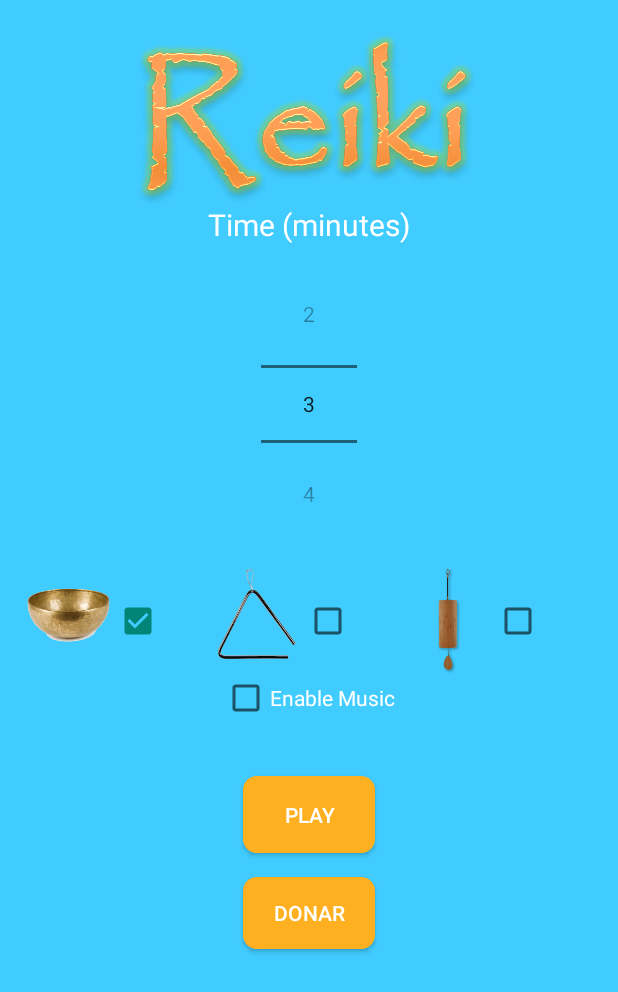
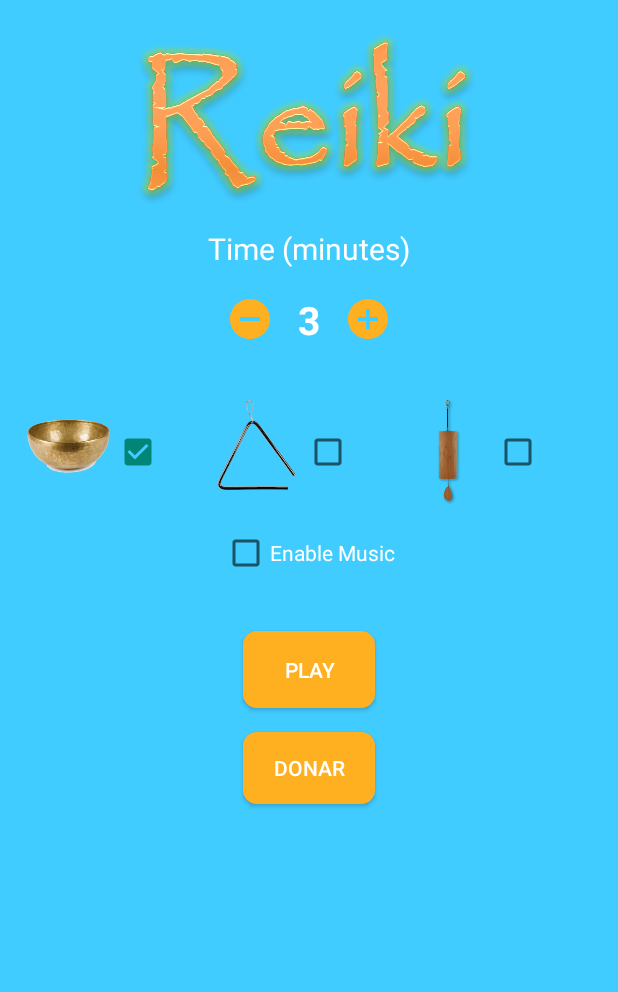
Before and after one commit to leandro4/ReikiSound, an Android app: the screen it shows after launch (MainActivity), on a phone screen of 412 x 824 dp. Shown: the top 992 px of the screen. Run offline under Robolectric (Android 15) with nearby library versions, the phone set to English and light mode, and no system bars; our stand-ins replace ButterKnife.

Commit message:
NumberPickerView added

```diff
--- a/app/src/main/java/holauser/lea/holauser/ui/MainActivity.java
+++ b/app/src/main/java/holauser/lea/holauser/ui/MainActivity.java
@@ -13,7 +13,6 @@ import android.widget.Button;
 import android.widget.CheckBox;
 import android.widget.CompoundButton;
 import android.widget.LinearLayout;
-import android.widget.NumberPicker;
 import android.widget.TextView;
 
 import butterknife.BindView;
@@ -33,7 +32,7 @@ public class MainActivity extends Activity {
     TextView chronometer;
 
     @BindView(R.id.numberPicker)
-    NumberPicker numberPicker;
+    NumberPickerView numberPicker;
 
     @BindView(R.id.cb_cuenco)
     CheckBox cuenco;
@@ -55,10 +54,6 @@ public class MainActivity extends Activity {
         super.onCreate(savedInstanceState);
         setContentView(R.layout.activity_main);
         ButterKnife.bind(this);
-
-        numberPicker.setMinValue(1);
-        numberPicker.setMaxValue(30);
-        numberPicker.setValue(3);
 
         music.setOnCheckedChangeListener(new CompoundButton.OnCheckedChangeListener() {
             @Override
@@ -157,11 +152,11 @@ public class MainActivity extends Activity {
         dialog.show(getFragmentManager(), "donate");
     }
 
-    @Override
-    public void onDestroy () {
-        super.onDestroy();
-        stopService(new Intent(MainActivity.this, SoundService.class));
-    }
+//    @Override
+//    public void onDestroy () {
+//        super.onDestroy();
+//        stopService(new Intent(MainActivity.this, SoundService.class));
+//    }
 
     @Override
     protected void onActivityResult(int requestCode, int resultCode, Intent data) {
--- /dev/null
+++ b/app/src/main/res/drawable/ic_add.xml
@@ -0,0 +1,4 @@
+<vector android:height="32dp" android:viewportHeight="24.0"
+    android:viewportWidth="24.0" android:width="32dp" xmlns:android="http://schemas.android.com/apk/res/android">
+    <path android:fillColor="#FFffb020" android:pathData="M12,2C6.48,2 2,6.48 2,12s4.48,10 10,10 10,-4.48 10,-10S17.52,2 12,2zM17,13h-4v4h-2v-4L7,13v-2h4L11,7h2v4h4v2z"/>
+</vector>
--- /dev/null
+++ b/app/src/main/res/drawable/ic_less.xml
@@ -0,0 +1,4 @@
+<vector android:height="32dp" android:viewportHeight="24.0"
+    android:viewportWidth="24.0" android:width="32dp" xmlns:android="http://schemas.android.com/apk/res/android">
+    <path android:fillColor="#FFffb020" android:pathData="M12,2C6.48,2 2,6.48 2,12s4.48,10 10,10 10,-4.48 10,-10S17.52,2 12,2zM17,13L7,13v-2h10v2z"/>
+</vector>
--- a/app/src/main/res/layout/activity_main.xml
+++ b/app/src/main/res/layout/activity_main.xml
@@ -21,6 +21,7 @@
         <LinearLayout
             android:id="@+id/rl_content_select"
             android:orientation="vertical"
+            android:layout_marginTop="16dp"
             android:layout_width="match_parent"
             android:layout_height="wrap_content">
 
@@ -33,11 +34,10 @@
                 android:textSize="20sp"
                 android:layout_gravity="center"/>
 
-            <NumberPicker
+            <holauser.lea.holauser.ui.NumberPickerView
                 android:layout_width="wrap_content"
                 android:layout_height="wrap_content"
                 android:layout_gravity="center"
-                android:layout_marginTop="16dp"
                 android:id="@+id/numberPicker" />
 
             <LinearLayout
@@ -109,6 +109,7 @@
             </LinearLayout>
 
             <LinearLayout
+                android:layout_marginTop="16dp"
                 android:orientation="vertical"
                 android:layout_width="match_parent"
                 android:layout_height="wrap_content">
--- /dev/null
+++ b/app/src/main/res/layout/view_number_picker.xml
@@ -0,0 +1,31 @@
+<?xml version="1.0" encoding="utf-8"?>
+<LinearLayout xmlns:android="http://schemas.android.com/apk/res/android"
+    android:orientation="horizontal"
+    android:layout_width="wrap_content"
+    android:layout_height="wrap_content">
+
+    <ImageView
+        android:id="@+id/ivLess"
+        android:src="@drawable/ic_less"
+        android:layout_gravity="center_vertical"
+        android:layout_width="wrap_content"
+        android:layout_height="wrap_content" />
+
+    <TextView
+        android:id="@+id/tvCount"
+        android:textColor="#ffffff"
+        android:textSize="26sp"
+        android:textStyle="bold"
+        android:text="3"
+        android:layout_margin="16dp"
+        android:layout_width="wrap_content"
+        android:layout_height="wrap_content" />
+
+    <ImageView
+        android:id="@+id/ivMore"
+        android:src="@drawable/ic_add"
+        android:layout_gravity="center_vertical"
+        android:layout_width="wrap_content"
+        android:layout_height="wrap_content" />
+
+</LinearLayout>
```
Also changed, not shown: app/src/main/java/holauser/lea/holauser/ui/NumberPickerView.java (added, +75 -0 lines).
